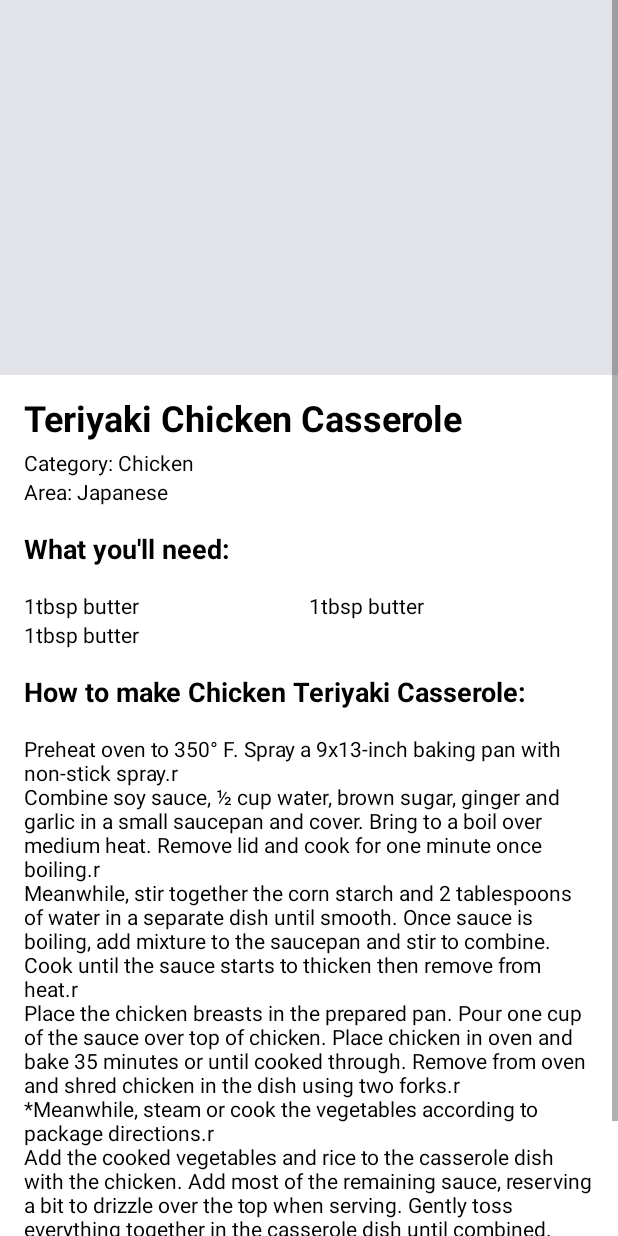
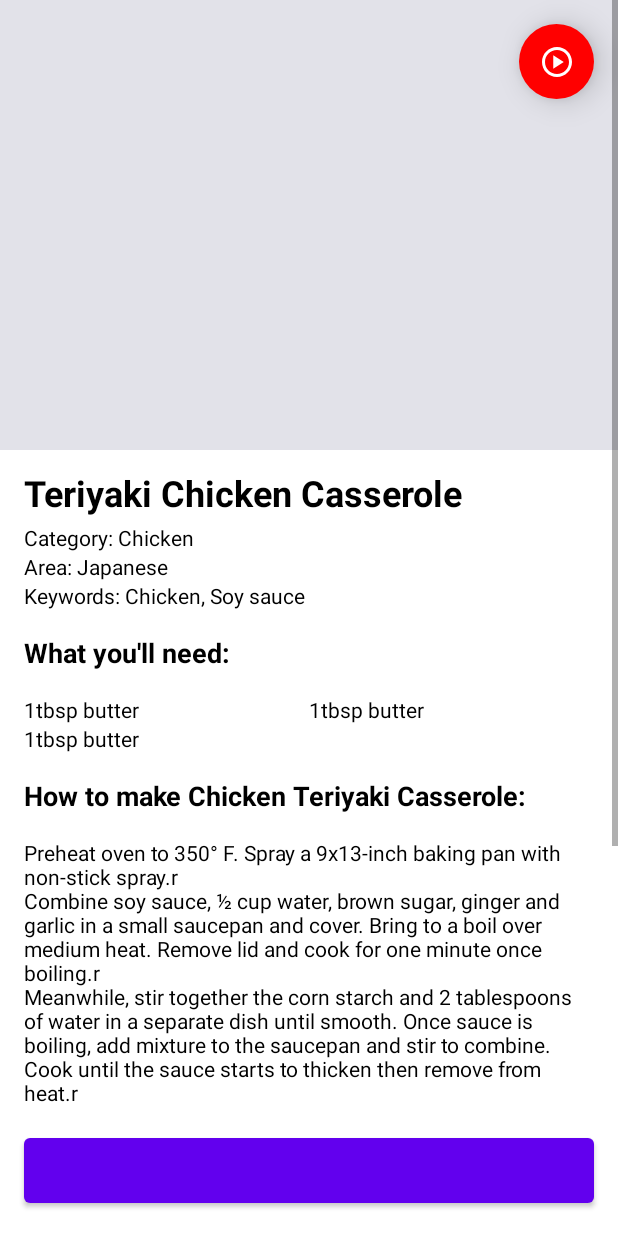
Before and after one commit to ioanapaula/DishDelight, an Android app: the layout fragment_recipe_details.xml on its own in the app's theme, with its tools: preview values and no code run, on a phone screen of 412 x 824 dp. Run offline under Robolectric (Android 15) with nearby library versions, the phone set to English and light mode, and no system bars; network calls fail.

Commit message:
Added youtube and recipe source urls

```diff
--- a/app/build.gradle.kts
+++ b/app/build.gradle.kts
@@ -2,6 +2,7 @@ plugins {
     alias(libs.plugins.android.application)
     alias(libs.plugins.jetbrains.kotlin.android)
     id("androidx.navigation.safeargs.kotlin")
+    id("kotlin-kapt")
 }
 
 android {
--- a/app/src/main/java/com/example/dishdelight/ui/ViewHolders/CategoryViewHolder.kt
+++ b/app/src/main/java/com/example/dishdelight/ui/ViewHolders/CategoryViewHolder.kt
@@ -2,6 +2,7 @@ package com.example.dishdelight.ui.ViewHolders
 
 import androidx.recyclerview.widget.RecyclerView
 import coil.load
+import com.example.dishdelight.R
 import com.example.dishdelight.data.Category
 import com.example.dishdelight.databinding.CellCategoryItemBinding
 
@@ -23,6 +24,8 @@ class CategoryViewHolder(
         val imageView = binding.categoryImage
         imageView.load(category.imageUrl) {
             crossfade(true)
+            placeholder(R.drawable.ic_file_placeholder)
+            error(R.drawable.ic_error)
         }
     }
 }
--- a/app/src/main/java/com/example/dishdelight/ui/ViewHolders/RecipeViewHolder.kt
+++ b/app/src/main/java/com/example/dishdelight/ui/ViewHolders/RecipeViewHolder.kt
@@ -2,6 +2,7 @@ package com.example.dishdelight.ui.ViewHolders
 
 import androidx.recyclerview.widget.RecyclerView
 import coil.load
+import com.example.dishdelight.R
 import com.example.dishdelight.data.Recipe
 import com.example.dishdelight.databinding.CellRecipeItemBinding
 
@@ -23,8 +24,8 @@ class RecipeViewHolder(
         val imageView = binding.recipeImage
         imageView.load(recipe.imageUrl + "/preview") {
             crossfade(true)
-            //placeholder(R.drawable.placeholder_image)
-            //error(R.drawable.error_image)
+            placeholder(R.drawable.ic_file_placeholder)
+            error(R.drawable.ic_error)
         }
     }
 }
--- /dev/null
+++ b/app/src/main/res/drawable/ic_play_circle.xml
@@ -0,0 +1,9 @@
+<vector xmlns:android="http://schemas.android.com/apk/res/android"
+    android:width="24dp"
+    android:height="24dp"
+    android:viewportWidth="24"
+    android:viewportHeight="24">
+  <path
+      android:pathData="M12,2C6.48,2 2,6.48 2,12C2,17.52 6.48,22 12,22C17.52,22 22,17.52 22,12C22,6.48 17.52,2 12,2ZM12,20C7.59,20 4,16.41 4,12C4,7.59 7.59,4 12,4C16.41,4 20,7.59 20,12C20,16.41 16.41,20 12,20ZM9.5,16.5L16.5,12L9.5,7.5V16.5Z"
+      android:fillColor="#fff"/>
+</vector>
--- /dev/null
+++ b/app/src/main/res/drawable/shape_youtube_button_background.xml
@@ -0,0 +1,8 @@
+<?xml version="1.0" encoding="utf-8"?>
+<shape xmlns:android="http://schemas.android.com/apk/res/android"
+    android:shape="oval">
+    <solid android:color="#ff0000" />
+    <size
+        android:width="50dp"
+        android:height="50dp" />
+</shape>
--- a/app/src/main/res/layout/fragment_recipe_details.xml
+++ b/app/src/main/res/layout/fragment_recipe_details.xml
@@ -10,19 +10,37 @@
             name="recipeDetailsViewModel"
             type="com.example.dishdelight.data.RecipeDetailsViewModel" />
     </data>
-    <ScrollView
+    <RelativeLayout
         android:layout_width="match_parent"
         android:layout_height="match_parent">
+        <ScrollView
+            android:id="@+id/scroll_view"
+            android:layout_width="match_parent"
+            android:layout_height="match_parent"
+            android:layout_above="@id/recipe_full_details_button">
             <LinearLayout
                 android:layout_width="match_parent"
                 android:layout_height="match_parent"
                 android:orientation="vertical">
+                <RelativeLayout
+                    android:layout_width="match_parent"
+                    android:layout_height="wrap_content">
                     <ImageView
                         android:id="@+id/recipe_image"
                         android:layout_width="match_parent"
-                android:layout_height="250dp"
+                        android:layout_height="300dp"
                         android:scaleType="centerCrop"
                         tools:background="@color/material_dynamic_neutral90"/>
+                    <ImageButton
+                        android:id="@+id/recipe_video_button"
+                        android:layout_width="50dp"
+                        android:layout_height="50dp"
+                        android:layout_margin="@dimen/spacing_m"
+                        android:layout_alignParentEnd="true"
+                        android:elevation="@dimen/spacing_s"
+                        android:background="@drawable/shape_youtube_button_background"
+                        android:src="@drawable/ic_play_circle"/>
+                </RelativeLayout>
                 <LinearLayout
                     android:layout_width="wrap_content"
                     android:layout_height="wrap_content"
@@ -38,19 +56,30 @@
                         android:text="@{recipeDetails.title}"
                         tools:text="Teriyaki Chicken Casserole"/>
                     <TextView
+                        android:id="@+id/recipe_category"
                         android:layout_width="wrap_content"
                         android:layout_height="wrap_content"
                         android:layout_marginTop="@dimen/spacing_xxs"
                         android:textColor="@color/black"
                         android:textSize="14sp"
-                    android:text="@{@string/recipe_details_category(recipeDetails.category)}"                     tools:text="Category: Chicken"/>
+                        android:text="@{@string/recipe_details_category(recipeDetails.category)}"
+                        tools:text="Category: Chicken"/>
                     <TextView
+                        android:id="@+id/recipe_area"
                         android:layout_width="wrap_content"
                         android:layout_height="wrap_content"
                         android:textColor="@color/black"
                         android:textSize="14sp"
                         android:text="@{@string/recipe_details_area(recipeDetails.area)}"
                         tools:text="Area: Japanese"/>
+                    <TextView
+                        android:id="@+id/recipe_tags"
+                        android:layout_width="wrap_content"
+                        android:layout_height="wrap_content"
+                        android:textColor="@color/black"
+                        android:textSize="14sp"
+                        android:text="@{@string/recipe_details_tags(recipeDetails.tags)}"
+                        tools:text="Keywords: Chicken, Soy sauce"/>
                     <TextView
                         android:layout_width="wrap_content"
                         android:layout_height="wrap_content"
@@ -78,7 +107,7 @@
                     <TextView
                         android:layout_width="wrap_content"
                         android:layout_height="wrap_content"
-                    android:layout_marginBottom="@dimen/spacing_xl"
+                        android:layout_marginBottom="@dimen/spacing_m"
                         android:textColor="@color/black"
                         android:textSize="14sp"
                         android:text="@{recipeDetails.instructions}"
@@ -86,4 +115,13 @@
                 </LinearLayout>
             </LinearLayout>
         </ScrollView>
+        <Button
+            android:id="@+id/recipe_full_details_button"
+            android:layout_margin="@dimen/spacing_m"
+            android:layout_width="match_parent"
+            android:layout_height="wrap_content"
+            android:layout_alignParentBottom="true"
+            android:paddingVertical="@dimen/spacing_s"
+            android:textAllCaps="false"/>
+    </RelativeLayout>
 </layout>
--- a/app/src/main/res/values/strings.xml
+++ b/app/src/main/res/values/strings.xml
@@ -6,6 +6,9 @@
     <string name="categories_list_title">Categories</string>
     <string name="recipe_details_category">Category: %s</string>
     <string name="recipe_details_area">Area: %s</string>
+    <string name="recipe_details_tags">Keywords: %s</string>
     <string name="recipe_details_ingredients_title">What you\'ll need:</string>
     <string name="recipe_details_instructions_title">How to make %s:</string>
+    <string name="recipe_details_source">View Full Recipe
+        \n%s</string>
 </resources>
```
Also changed, not shown: app/src/main/java/com/example/dishdelight/ui/Fragments/RecipeDetailsFragment.kt (+45 -2 lines), app/src/main/res/drawable/ic_error.xml (added, +9 -0 lines), app/src/main/res/drawable/ic_file_placeholder.xml (added, +9 -0 lines). Lines whose indentation alone changed are shown as unchanged.
